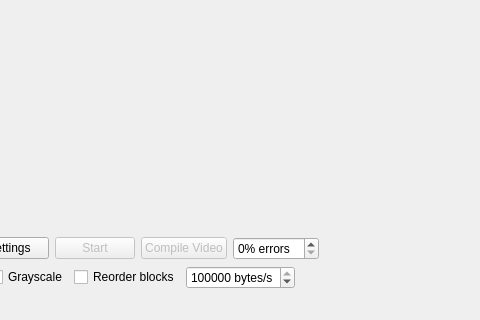
First picture: the form in SRC/mainwindow.ui, repository snikulov/vidstream, before the edit; both pictures show x 130 to 610 and y 203 to 523 of the 893 by 523 pixel window.
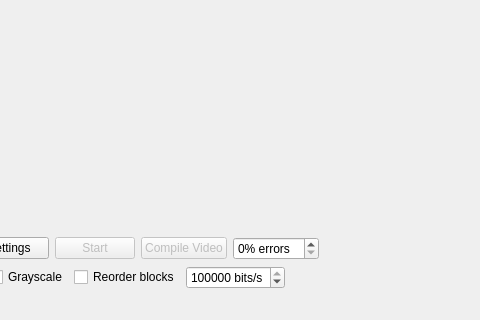
Second picture: the form after the edit.

Diff of the .ui file:
```diff
--- a/SRC/mainwindow.ui
+++ b/SRC/mainwindow.ui
@@ -131,7 +131,7 @@
       <item>
        <widget class="QSpinBox" name="bandwidthSpinBox">
         <property name="suffix">
-         <string> bytes/s</string>
+         <string> bits/s</string>
         </property>
         <property name="minimum">
          <number>1</number>
```
